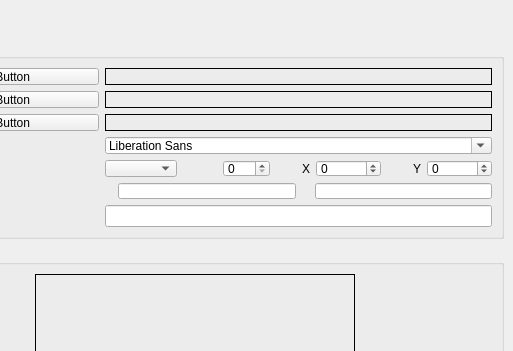
Qt form main.ui (djfun/audio-visualizer-python) before a commit; both pictures show x 122 to 635 and y 0 to 351 of the 635 by 610 pixel window.
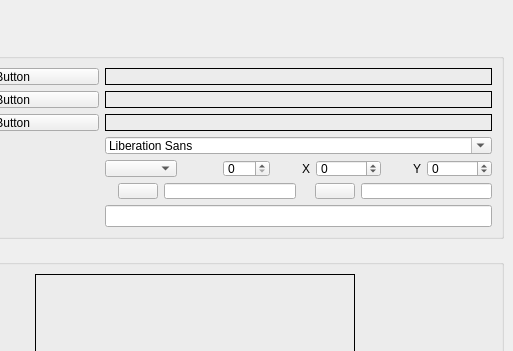
The same form after that commit.

Commit message: select colors more easily using QColorDialog

```diff
--- a/main.ui
+++ b/main.ui
@@ -313,6 +313,19 @@
                  </property>
                 </widget>
                </item>
+            <item>
+             <widget class="QPushButton" name="pushButton_textColor">
+              <property name="MaximumSize">
+                <size>
+                  <height>32</height>
+                  <width>32</width>
+                </size>
+              </property>
+              <property name="text">
+               <string/>
+              </property>
+             </widget>
+            </item>
              <item>
               <widget class="QLineEdit" name="lineEdit_textColor"/>
              </item>
@@ -326,6 +339,19 @@
                  </property>
                 </widget>
                </item>
+                <item>
+                 <widget class="QPushButton" name="pushButton_visColor">
+                  <property name="MaximumSize">
+                    <size>
+                      <height>32</height>
+                      <width>32</width>
+                    </size>
+                  </property>
+                  <property name="text">
+                   <string/>
+                  </property>
+                 </widget>
+                </item>
              <item>
               <widget class="QLineEdit" name="lineEdit_visColor"/>
              </item>
```
The commit also changes 1 other file.
